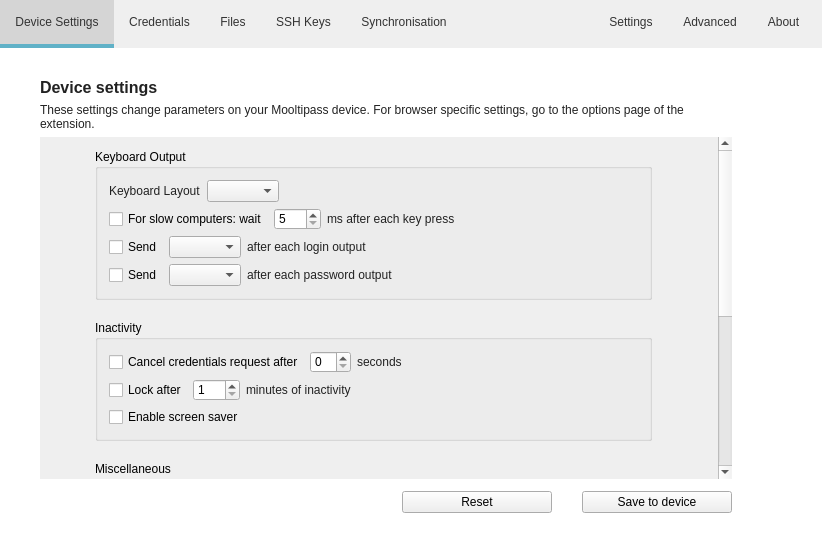
Above: src/MainWindow.ui from mooltipass/moolticute before the change. Below: the same form after it.
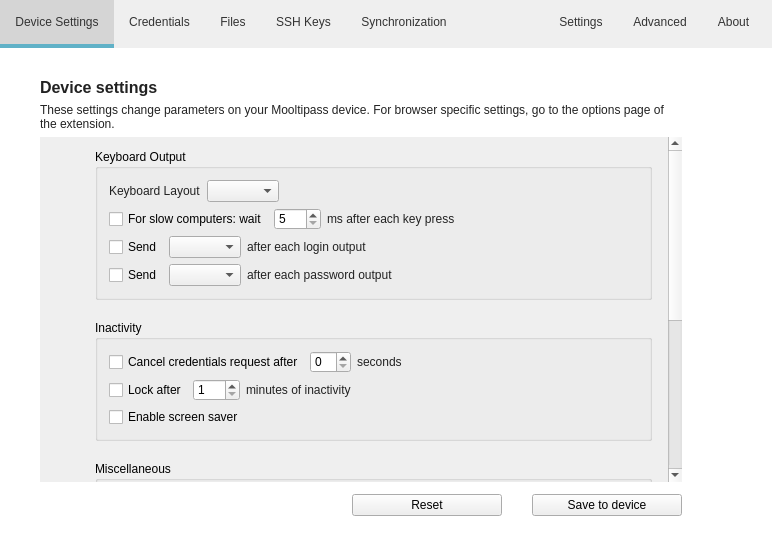
That is the form after the change. The open tabs and pages were chosen to show the change. Icons and pictures are not drawn. Custom widgets are drawn as their Qt base class.

```diff
--- a/src/MainWindow.ui
+++ b/src/MainWindow.ui
@@ -6,8 +6,8 @@
    <rect>
     <x>0</x>
     <y>0</y>
-    <width>822</width>
-    <height>553</height>
+    <width>772</width>
+    <height>556</height>
    </rect>
   </property>
   <property name="windowTitle">
@@ -158,7 +158,7 @@
        <item>
         <widget class="QPushButton" name="pushButtonSync">
          <property name="text">
-          <string>Synchronisation</string>
+          <string>Synchronization</string>
          </property>
          <property name="checkable">
           <bool>true</bool>
@@ -488,8 +488,8 @@
             <rect>
              <x>0</x>
              <y>0</y>
-             <width>836</width>
-             <height>684</height>
+             <width>720</width>
+             <height>597</height>
             </rect>
            </property>
            <layout class="QVBoxLayout" name="verticalLayout_2">
```
Left out of the diff: 2 changed lines with no effect on the pictures.
